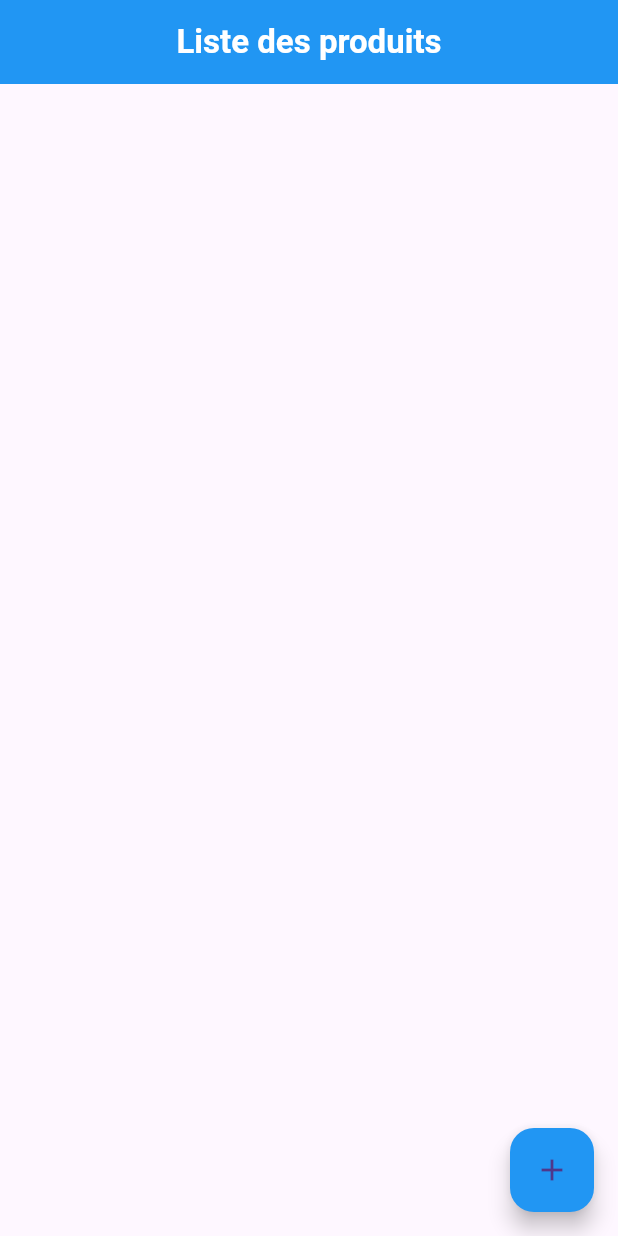
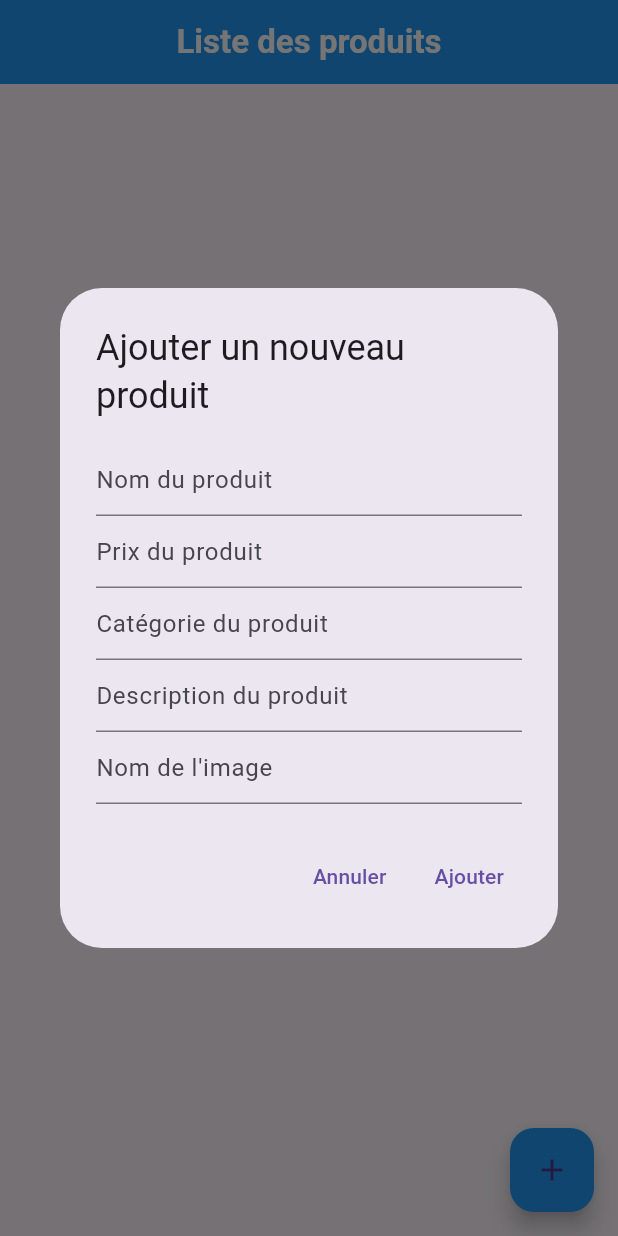
Before and after one commit to Eren-Akn42/woodycraftmobile, a Flutter app: the screen it shows after launch, after a tap on the "add" icon, on a phone screen of 412 x 824 dp. Run offline on Flutter 3.47's test engine with Material 3 defaults, Android fonts, the phone set to English and light mode, and no system bars; network calls fail.

Commit message:
Mise à jour du main

```diff
--- a/lib/main.dart
+++ b/lib/main.dart
@@ -28,6 +28,100 @@ class ProductsPage extends StatefulWidget {
 
 class _ProductsPageState extends State<ProductsPage> {
   List<Product> products = [];
+
+  void addProduct(Product product) async {
+    final response = await http.post(
+      Uri.parse('http://10.0.2.2:3000/products'),
+      headers: <String, String>{
+        'Content-Type': 'application/json; charset=UTF-8',
+      },
+      body: jsonEncode({
+        'name': product.name,
+        'price': product.price,
+        'categorie_id': product.categorieId,
+        'description': product.description,
+        'image': product.image,
+      }),
+    );
+
+    if (response.statusCode == 201) {
+      fetchProducts();
+    }
+  }
+
+  void showAddProductDialog(BuildContext context) {
+    TextEditingController _nameController = TextEditingController();
+    TextEditingController _priceController = TextEditingController();
+    TextEditingController _categorieController = TextEditingController();
+    TextEditingController _descriptionController = TextEditingController();
+    TextEditingController _imageController = TextEditingController();
+    // Tu peux ajouter d'autres contrôleurs si nécessaire
+
+    showDialog(
+      context: context,
+      builder: (BuildContext context) {
+        return AlertDialog(
+          title: Text('Ajouter un nouveau produit'),
+          content: SingleChildScrollView(
+            child: ListBody(
+              children: <Widget>[
+                TextField(
+                  controller: _nameController,
+                  decoration: InputDecoration(hintText: "Nom du produit"),
+                ),
+                TextField(
+                  controller: _priceController,
+                  decoration: InputDecoration(hintText: "Prix du produit"),
+                  keyboardType: TextInputType.numberWithOptions(decimal: true),
+                ),
+                TextField(
+                  controller: _categorieController,
+                  decoration: InputDecoration(hintText: "Catégorie du produit"),
+                  keyboardType: TextInputType.number,
+                ),
+                TextField(
+                  controller: _descriptionController,
+                  decoration: InputDecoration(hintText: "Description du produit"),
+                  maxLines: null, // Permet de saisir plusieurs lignes si nécessaire
+                ),
+                TextField(
+                  controller: _imageController,
+                  decoration: InputDecoration(hintText: "Nom de l'image"),
+                ),
+              ],
+            ),
+          ),
+          actions: <Widget>[
+            TextButton(
+              child: Text('Annuler'),
+              onPressed: () {
+                Navigator.of(context).pop();
+              },
+            ),
+            TextButton(
+              child: Text('Ajouter'),
+              onPressed: () {
+                Product newProduct = Product(
+                  id: 0, // L'ID sera généré par la base de données, donc pas nécessaire ici
+                  name: _nameController.text,
+                  price: double.tryParse(_priceController.text) ?? 0.0,
+                  categorieId: int.tryParse(_categorieController.text) ?? 0,
+                  description: _descriptionController.text,
+                  image: _imageController.text,
+                  created_at: DateTime.now(), // Ou laisser le serveur définir la date
+                  updated_at: DateTime.now(), // Ou laisser le serveur définir la date
+                );
+
+                // Appelle la fonction pour ajouter le produit
+                addProduct(newProduct);
+                Navigator.of(context).pop();
+              },
+            ),
+          ],
+        );
+      },
+    );
+  }
 
   void showProductDetails(Product product) {
     showDialog(
@@ -125,6 +219,7 @@ class _ProductsPageState extends State<ProductsPage> {
     TextEditingController _priceController = TextEditingController(text: product.price.toString());
     TextEditingController _categorieController = TextEditingController(text: product.categorieId.toString());
     TextEditingController _descriptionController = TextEditingController(text: product.description);
+    TextEditingController _imageController = TextEditingController(text: product.image);
     // Ajoute d'autres contrôleurs si nécessaire
 
     showDialog(
@@ -154,6 +249,10 @@ class _ProductsPageState extends State<ProductsPage> {
                   decoration: InputDecoration(hintText: "Description du produit"),
                   maxLines: null, // Permet de saisir plusieurs lignes si nécessaire
                 ),
+                TextField(
+                  controller: _imageController,
+                  decoration: InputDecoration(hintText: "Nom de l'image (format : {image}.png)"),
+                ),
               ],
             ),
           ),
@@ -173,6 +272,7 @@ class _ProductsPageState extends State<ProductsPage> {
                   price: double.tryParse(_priceController.text) ?? product.price,
                   categorieId: int.tryParse(_categorieController.text),
                   description: _descriptionController.text,
+                  image: _imageController.text,
                 );
 
                 // Mise à jour du produit
@@ -288,7 +388,7 @@ class _ProductsPageState extends State<ProductsPage> {
         },
       ),
       floatingActionButton: FloatingActionButton(
-        onPressed: () {}, // Add your onPressed code here!
+        onPressed: () => showAddProductDialog(context),
         child: Icon(Icons.add),
         backgroundColor: Colors.blue,
       ),
```
Also changed, not shown: 1 other file.
